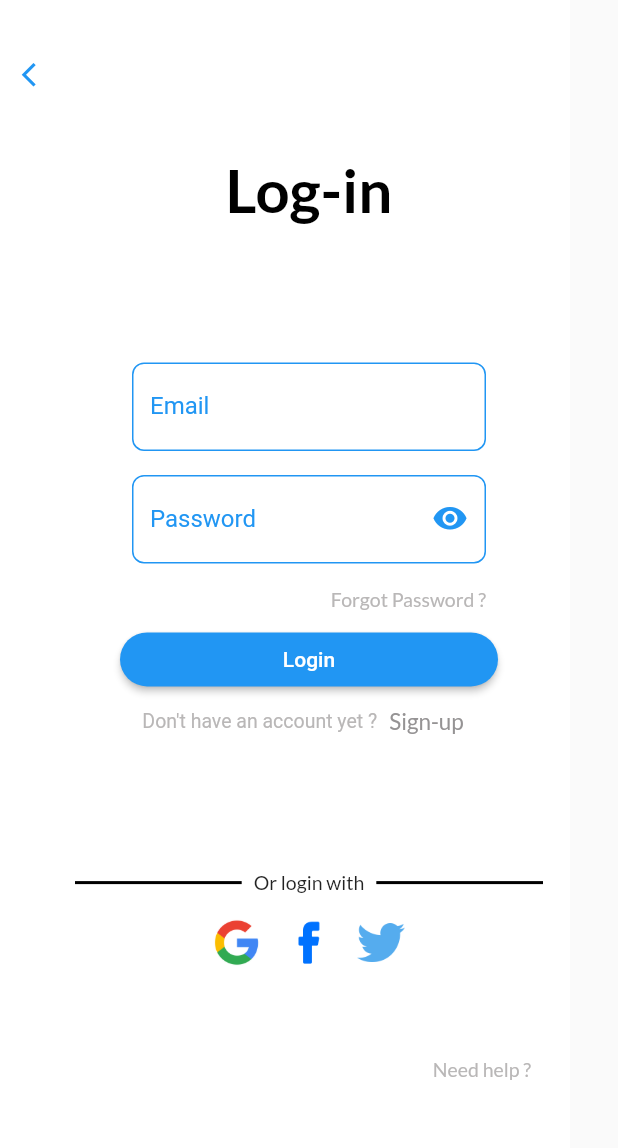
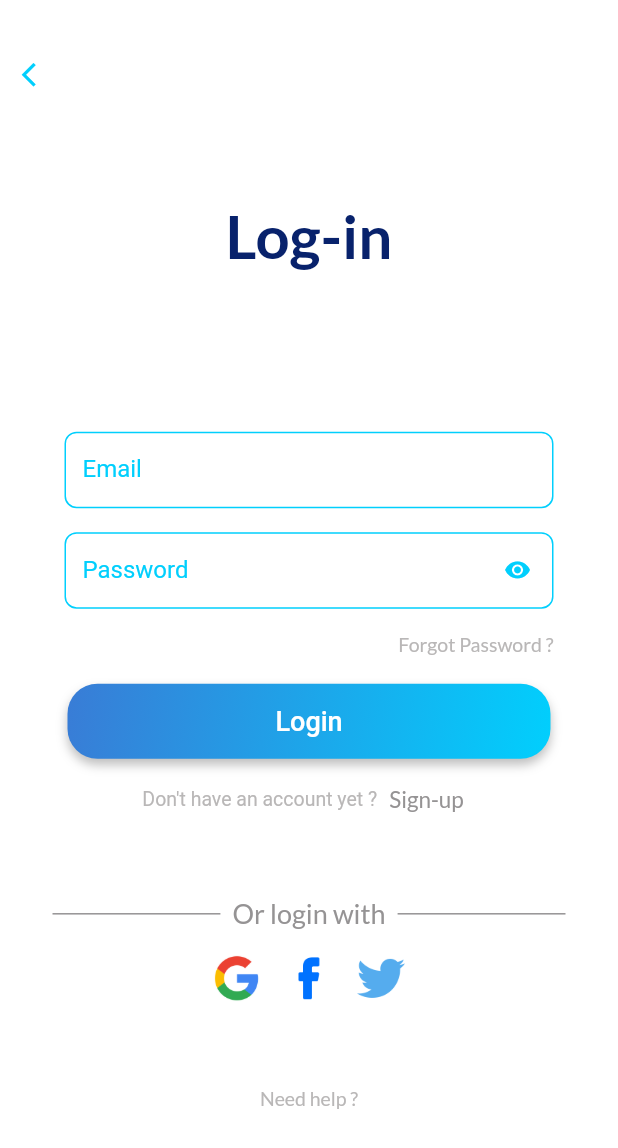
Before and after one commit to Raaft/Otloha-Sah-Flutter, a Flutter app: the screen it shows after launch, on a phone screen of 412 x 824 dp. Shown: the top 1148 px of the screen. Run offline on Flutter 3.47's test engine with Material 2 defaults, Android fonts, the phone set to English and light mode, and no system bars; our stand-ins replace dio, easy_localization, fluttertoast, get, google_fonts, image_picker and 2 more.

```diff
--- a/assets/lang/en.json
+++ b/assets/lang/en.json
@@ -33,7 +33,10 @@
   "Enteroldpassword":"Enter old password",
   "EnterNewpassword":"Enter New password",
   "loginwith":"Or login with",
+  "signupWith":"Or Signup with",
   "Need help":"Need help ?",
+  "Sign-up": "Sign-up",
+
 
 
   "_comment3":"app values",
--- a/lib/app_router.dart
+++ b/lib/app_router.dart
@@ -1,6 +1,8 @@
 import 'package:flutter/material.dart';
 
-import 'modules/auth_modules/presentation/pages/login_page.dart';
+import 'modules/auth_module/presentation/pages/login_page.dart';
+import 'modules/auth_module/presentation/pages/sign_up.dart';
+
 
 
 
@@ -14,6 +16,11 @@ class AppRouter {
           builder: (_) =>  LoginPage(),
           settings: settings,
         );
+      case SignUpPage.routeName:
+        return MaterialPageRoute(
+          builder: (_) =>  LoginPage(),
+          settings: settings,
+        );
     }
   }
 }
--- a/lib/core/utils/themes/color.dart
+++ b/lib/core/utils/themes/color.dart
@@ -10,10 +10,13 @@ class AppColor {
   static Color deepsecondaryColor = const Color(0xff1597bb);
 
   static Color transparent = Colors.transparent;
+
   ////Text Color
-  static Color blue = Colors.blue;
+  static Color lightBlue = const Color(0xff01cffd);
+  static Color darkBlue = const Color(0xff397cd6);
   static Color silver = const Color(0xffb9b7b7);
   static Color darkSilver = const Color(0xff959394);
+  static Color headTextColor = const Color(0xff08226c);
 
   static Color grey = Colors.grey;
   static Color black87 = Colors.black87;
--- a/lib/core/widgets/button.dart
+++ b/lib/core/widgets/button.dart
@@ -6,7 +6,7 @@ class ButtonApp extends StatelessWidget {
   final Function() action;
   Widget? icon;
   bool isFullWidth = false;
-  Color? bcolor;
+  Color? bColor;
   Color? borderColor;
   TextStyle style;
   final double radius;
@@ -18,7 +18,7 @@ class ButtonApp extends StatelessWidget {
     required this.action,
     this.icon,
     this.isFullWidth = false,
-    this.bcolor,
+    this.bColor,
     this.style = const TextStyle(fontSize: 20, color: Colors.white),
     this.radius = 12,
     this.borderColor,
@@ -27,7 +27,7 @@ class ButtonApp extends StatelessWidget {
 
   @override
   Widget build(BuildContext context) {
-    bcolor = (bcolor == null) ? Theme.of(context).primaryColor : bcolor;
+    bColor = (bColor == null) ? Theme.of(context).primaryColor : bColor;
     borderColor =
         (borderColor == null) ? Theme.of(context).primaryColor : borderColor;
 
--- a/lib/core/widgets/google_facebook.dart
+++ b/lib/core/widgets/google_facebook.dart
@@ -1,6 +1,5 @@
 import 'package:flutter/material.dart';
 import 'package:flutter_base/core/utils/res/icons_app.dart';
-import 'package:flutter_base/core/widgets/icon_button.dart';
 
 class GoogleAndFacebook extends StatelessWidget {
   const GoogleAndFacebook({
--- a/lib/core/widgets/password_form_field.dart
+++ b/lib/core/widgets/password_form_field.dart
@@ -42,7 +42,7 @@ class _PasswordFormFieldState extends State<PasswordFormField> {
           isPasswordMode
               ? Icons.visibility_rounded
               : Icons.visibility_off_rounded,
-          color: AppColor.blue,
+          color: AppColor.lightBlue,
         ),
       ),
     );
--- a/lib/core/widgets/text_from_fielid.dart
+++ b/lib/core/widgets/text_from_fielid.dart
@@ -32,20 +32,21 @@ class TextFormFieldApp extends StatelessWidget {
   @override
   Widget build(BuildContext context) {
     var borderSide =
-        BorderSide(width: 1, color: Theme.of(context).primaryColor);
+        BorderSide(width: 1, color: AppColor.lightBlue);
 
     var border = OutlineInputBorder(
       borderRadius: BorderRadius.circular(8.0),
       borderSide: borderSide,
     );
-    color = color ?? AppColor.blue;
+    color = color ?? AppColor.lightBlue;
 
     var style = TextStyle(fontSize: 16, color: color);
 
     return Padding(
       padding: const EdgeInsets.all(8.0),
       child: TextFormField(
-        style: TextStyle(color: AppColor.blue),
+
+        style: TextStyle(color: AppColor.lightBlue),
         initialValue: value,
         enabled: isEnabled,
         obscureText: isPassword,
@@ -53,7 +54,8 @@ class TextFormFieldApp extends StatelessWidget {
         key: ValueKey(key),
         decoration: InputDecoration(
           //  color: Colors.blue,
-
+          isDense: true,
+        //  contentPadding: EdgeInsets.fromLTRB(20, 0, 10, 0),
           filled: true,
           enabledBorder: border,
           focusedBorder: border,
--- a/lib/main.dart
+++ b/lib/main.dart
@@ -1,6 +1,7 @@
 import 'package:flutter/material.dart';
 import 'package:easy_localization/easy_localization.dart';
 import 'package:flutter_base/app_router.dart';
+import 'package:get/get_navigation/src/root/get_material_app.dart';
 
 void main() async {
   WidgetsFlutterBinding.ensureInitialized();
@@ -31,7 +32,7 @@ class MyApp extends StatelessWidget {
   // This widget is the root of your application.
   @override
   Widget build(BuildContext context) {
-    return MaterialApp(
+    return GetMaterialApp(
       localizationsDelegates: context.localizationDelegates,
       supportedLocales: context.supportedLocales,
       locale: context.locale,
--- /dev/null
+++ b/lib/modules/auth_module/presentation/pages/login_page.dart
@@ -0,0 +1,116 @@
+import 'package:easy_localization/easy_localization.dart';
+import 'package:flutter/material.dart';
+import 'package:flutter_base/core/utils/themes/color.dart';
+import 'package:flutter_base/core/widgets/password_form_field.dart';
+import 'package:flutter_base/core/widgets/text_from_fielid.dart';
+import 'package:flutter_base/core/widgets/text_view.dart';
+import 'package:flutter_base/modules/auth_module/presentation/pages/sign_up.dart';
+import 'package:flutter_base/modules/auth_module/presentation/widget/auth_button.dart';
+import 'package:flutter_base/modules/auth_module/presentation/widget/login_with.dart';
+import 'package:flutter_base/modules/auth_module/presentation/widget/need_help.dart';
+import 'package:flutter_base/modules/auth_module/presentation/widget/page_head_text.dart';
+import 'package:flutter_base/modules/auth_module/presentation/widget/page_layout.dart';
+
+import 'package:get/get.dart';
+
+class LoginPage extends StatelessWidget {
+  static const routeName = '/';
+
+  LoginPage({Key? key}) : super(key: key);
+  var formKey = GlobalKey<FormState>();
+  var emailController = TextEditingController();
+  var passwordController = TextEditingController();
+
+  @override
+  Widget build(BuildContext context) {
+    return Scaffold(
+      body: pageLayout(context, loginComponents(context)),
+    );
+  }
+
+  Widget loginComponents(BuildContext context) {
+    return SingleChildScrollView(
+      child: Container(
+        padding: const EdgeInsets.all(35),
+        height: MediaQuery.of(context).size.height,
+        child: Column(
+          mainAxisAlignment: MainAxisAlignment.spaceEvenly,
+          crossAxisAlignment: CrossAxisAlignment.center,
+          children: [
+            pageLayOutTextHead(tr('Log-in')),
+            loginForm(),
+            loginWith(tr('loginwith'),),
+            needHelpText(),
+          ],
+        ),
+      ),
+    );
+  }
+
+  Widget loginForm() {
+    return Form(
+      key: formKey,
+      child: Column(
+        crossAxisAlignment: CrossAxisAlignment.center,
+        children: [
+          TextFormFieldApp(
+              color: AppColor.lightBlue,
+              controller: emailController,
+              keyType: TextInputType.emailAddress,
+              title: 'Email',
+              validator: (value) {
+                if (value!.isEmpty) {
+                  return 'please enter your email address';
+                }
+              },
+              onSaved: (value) {}),
+          PasswordFormField(
+            controller: passwordController,
+            title: 'Password',
+            validator: (value) {
+              if (value!.isEmpty) {
+                return 'please enter your email address';
+              }
+            },
+            onSaved: (val) {},
+          ),
+          TextView(
+            text: tr('ForgotPassword') + ' ?',
+            sizeText: 13,
+            action: () {},
+            weightText: FontWeight.w500,
+            textAlign: TextAlign.end,
+            colorText: AppColor.silver,
+          ),
+          AuthButton(
+              buttonText: tr('Login'),
+              onPressed: () {
+                if (formKey.currentState!.validate()) {
+                  debugPrint('validate');
+                }
+              },
+              width: double.infinity),
+          Row(
+            mainAxisAlignment: MainAxisAlignment.center,
+            children: [
+              Text(
+                tr('Registernow?'),
+                style: TextStyle(fontSize: 13, color: AppColor.silver),
+              ),
+              TextView(
+                text: tr('RegisterNow'),
+                sizeText: 15,
+                action: () {
+                  Get.to(SignUpPage());
+                },
+                weightText: FontWeight.w500,
+                textAlign: TextAlign.end,
+                colorText: AppColor.darkSilver,
+              ),
+            ],
+          ),
+        ],
+      ),
+    );
+  }
+}
--- /dev/null
+++ b/lib/modules/auth_module/presentation/widget/auth_button.dart
@@ -0,0 +1,88 @@
+import 'package:flutter/material.dart';
+import 'package:flutter_base/core/utils/themes/color.dart';
+
+/* Widget authButton(String title, Function function) {
+  return SizedBox(
+    width: double.infinity,
+    child: ElevatedButton(
+      style: ElevatedButton.styleFrom(
+        primary: AppColor.lightBlue,
+        onPrimary: Colors.white,
+        onSurface: Colors.grey,
+        shape: RoundedRectangleBorder(
+          borderRadius: BorderRadius.circular(30.0),
+        ),
+      ),
+      child: Text(title),
+      onPressed: () {},
+    ),
+  );
+}
+ */
+class AuthButton extends StatelessWidget {
+  final String buttonText;
+  final double width;
+  final Function onPressed;
+
+  const AuthButton({
+    required this.buttonText,
+    required this.width,
+    required this.onPressed,
+  });
+
+  @override
+  Widget build(BuildContext context) {
+    return Padding(
+        padding: const EdgeInsets.all(10.0),
+        child: Container(
+          decoration: BoxDecoration(
+            boxShadow: const [
+              BoxShadow(
+                  color: Colors.black26, offset: Offset(0, 4), blurRadius: 5.0)
+            ],
+            gradient: LinearGradient(
+              begin: Alignment.topLeft,
+              end: Alignment.bottomRight,
+              stops: const [0.0, 1.0],
+              colors: [
+                AppColor.darkBlue,
+
+                AppColor.lightBlue,
+              ],
+            ),
+            color: Colors.deepPurple.shade300,
+            borderRadius: BorderRadius.circular(20),
+          ),
+          child: ElevatedButton(
+            style: ButtonStyle(
+              shape: MaterialStateProperty.all<RoundedRectangleBorder>(
+                RoundedRectangleBorder(
+                  borderRadius: BorderRadius.circular(20.0),
+                ),
+              ),
+              minimumSize: MaterialStateProperty.all(Size(width, 50)),
+              backgroundColor: MaterialStateProperty.all(Colors.transparent),
+              // elevation: MaterialStateProperty.all(3),
+              shadowColor: MaterialStateProperty.all(Colors.transparent),
+            ),
+            onPressed: () {
+              onPressed();
+            },
+            child: Padding(
+              padding: const EdgeInsets.only(
+                top: 10,
+                bottom: 10,
+              ),
+              child: Text(
+                buttonText,
+                style: const TextStyle(
+                  fontSize: 18,
+                  // fontWeight: FontWeight.w700,
+                  color: Colors.white,
+                ),
+              ),
+            ),
+          ),
+        ));
+  }
+}
--- /dev/null
+++ b/lib/modules/auth_module/presentation/widget/login_with.dart
@@ -0,0 +1,34 @@
+import 'package:flutter/material.dart';
+import 'package:flutter_base/core/utils/themes/color.dart';
+import 'package:flutter_base/core/widgets/google_facebook.dart';
+import 'package:flutter_base/core/widgets/text_view.dart';
+
+Widget loginWith(String type) {
+  return Column(
+    children: [
+      Row(
+        children: [
+          Expanded(
+              child: Divider(
+                thickness: 1,
+                color: AppColor.darkSilver,
+              )),
+          TextView(
+            text: type,
+            sizeText: 18,
+            action: () {},
+            weightText: FontWeight.w500,
+            textAlign: TextAlign.end,
+            colorText: AppColor.darkSilver,
+          ),
+          Expanded(
+              child: Divider(
+                thickness: 1,
+                color: AppColor.darkSilver,
+              )),
+        ],
+      ),
+      const GoogleAndFacebook(),
+    ],
+  );
+}
--- /dev/null
+++ b/lib/modules/auth_module/presentation/widget/need_help.dart
@@ -0,0 +1,15 @@
+import 'package:easy_localization/easy_localization.dart';
+import 'package:flutter/material.dart';
+import 'package:flutter_base/core/utils/themes/color.dart';
+import 'package:flutter_base/core/widgets/text_view.dart';
+
+Widget needHelpText() {
+  return TextView(
+    text: tr('Need help'),
+    sizeText: 13,
+    action: () {},
+    weightText: FontWeight.w500,
+    textAlign: TextAlign.center,
+    colorText: AppColor.silver,
+  );
+}
--- /dev/null
+++ b/lib/modules/auth_module/presentation/widget/page_head_text.dart
@@ -0,0 +1,16 @@
+import 'package:flutter/material.dart';
+import 'package:flutter_base/core/utils/themes/color.dart';
+import 'package:flutter_base/core/widgets/text_view.dart';
+
+Widget pageLayOutTextHead(String title) {
+  return Padding(
+    padding: const EdgeInsets.only(top: 50, bottom: 50),
+    child: TextView(
+      text: title,
+      sizeText: 40,
+      weightText: FontWeight.bold,
+      textAlign: TextAlign.center,
+      colorText: AppColor.headTextColor,
+    ),
+  );
+}
--- /dev/null
+++ b/lib/modules/auth_module/presentation/widget/page_layout.dart
@@ -0,0 +1,16 @@
+import 'package:flutter/material.dart';
+
+import 'back_button.dart';
+import 'background_image.dart';
+
+Widget pageLayout(BuildContext context, Widget pageComponents) {
+  return SingleChildScrollView(
+    child: Stack(
+      children: [
+        layoutBackgroundImage(),
+        pageComponents,
+        backButton(),
+      ],
+    ),
+  );
+}
--- a/lib/modules/auth_modules/presentation/pages/login_page.dart
+++ /dev/null
@@ -1,172 +0,0 @@
-import 'package:easy_localization/easy_localization.dart';
-import 'package:flutter/material.dart';
-import 'package:flutter_base/core/utils/res/images_app.dart';
-import 'package:flutter_base/core/utils/themes/color.dart';
-import 'package:flutter_base/core/widgets/google_facebook.dart';
-import 'package:flutter_base/core/widgets/password_form_field.dart';
-import 'package:flutter_base/core/widgets/text_from_fielid.dart';
-import 'package:flutter_base/core/widgets/text_view.dart';
-import 'package:get/get.dart';
-
-class LoginPage extends StatelessWidget {
-  static const routeName = '/';
-
-  LoginPage({Key? key}) : super(key: key);
-  var formKey = GlobalKey<FormState>();
-  var emailController = TextEditingController();
-  var passwordController = TextEditingController();
-
-  @override
-  Widget build(BuildContext context) {
-    return Scaffold(
-      body: Stack(
-        children: [
-          Image.asset(
-            AppImages.backGroundImage,
-            fit: BoxFit.fitWidth,
-            //height: MediaQuery.of(context).size.height,
-          ),
-          Positioned(
-            height: 100,
-            child: IconButton(
-                onPressed: () {
-                  Get.back();
-                },
-                icon: const Icon(
-                  Icons.arrow_back_ios,
-                  color: Colors.blue,
-                  size: 19,
-                )),
-          ),
-          loginComponents(context)
-        ],
-      ),
-    );
-  }
-
-  Widget loginComponents(BuildContext context) {
-    return Container(
-      padding: const EdgeInsets.all(50),
-      height: MediaQuery.of(context).size.height,
-      child: Column(
-        mainAxisAlignment: MainAxisAlignment.spaceEvenly,
-        crossAxisAlignment: CrossAxisAlignment.center,
-        children: [
-          TextView(
-            text: tr('Log-in'),
-            sizeText: 40,
-            weightText: FontWeight.bold,
-            textAlign: TextAlign.center,
-          ),
-          Form(
-            child: Padding(
-              padding: const EdgeInsets.all(30),
-              child: Column(
-                crossAxisAlignment: CrossAxisAlignment.center,
-                children: [
-                  TextFormFieldApp(
-                      controller: emailController,
-                      keyType: TextInputType.emailAddress,
-                      title: 'Email',
-                      validator: (value) {
-                        if (value!.isEmpty) {
-                          return 'please enter your email address';
-                        }
-                      },
-                      onSaved: (value) {}),
-                  PasswordFormField(
-                    controller: passwordController,
-                    title: 'Password',
-                    validator: (value) {
-                      if (value!.isEmpty) {
-                        return 'please enter your email address';
-                      }
-                    },
-                    onSaved: (val) {},
-                  ),
-                  TextView(
-                    text: tr('ForgotPassword') + ' ?',
-                    sizeText: 13,
-                    action: () {},
-                    weightText: FontWeight.w500,
-                    textAlign: TextAlign.end,
-                    colorText: AppColor.silver,
-                  ),
-                  SizedBox(
-                    width: double.infinity,
-                    child: ElevatedButton(
-                      style: ElevatedButton.styleFrom(
-                        primary: AppColor.blue,
-                        onPrimary: Colors.white,
-                        onSurface: Colors.grey,
-                        shape: RoundedRectangleBorder(
-                          borderRadius: BorderRadius.circular(30.0),
-                        ),
-                      ),
-                      child: Text(
-                        tr('Login'),
-                      ),
-                      onPressed: () {},
-                    ),
-                  ),
-                  Row(
-                    mainAxisAlignment: MainAxisAlignment.center,
-                    children: [
-                      Text(
-                        tr('Registernow?'),
-                        style: TextStyle(fontSize: 13, color: AppColor.silver),
-                      ),
-                      TextView(
-                        text: tr('RegisterNow'),
-                        sizeText: 15,
-                        action: () {},
-                        weightText: FontWeight.w500,
-                        textAlign: TextAlign.end,
-                        colorText: AppColor.darkSilver,
-                      ),
-                    ],
-                  ),
-                ],
-              ),
-            ),
-          ),
-          Column(
-            children: [
-              Row(
-                children: [
-                  const Expanded(
-                      child: Divider(
-                    thickness: 2,
-                    color: Colors.black,
-                  )),
-                  TextView(
-                    text: tr('loginwith'),
-                    sizeText: 13,
-                    action: () {},
-                    weightText: FontWeight.w500,
-                    textAlign: TextAlign.end,
-                    colorText: AppColor.black87,
-                  ),
-                  const Expanded(
-                      child: Divider(
-                    thickness: 2,
-                    color: Colors.black,
-                  )),
-                ],
-              ),
-              const GoogleAndFacebook(),
-            ],
-          ),
-          TextView(
-            text: tr('Need help'),
-            sizeText: 13,
-            action: () {},
-            weightText: FontWeight.w500,
-            textAlign: TextAlign.end,
-            colorText: AppColor.silver,
-          ),
-        ],
-      ),
-    );
-  }
-}
```
Also changed, not shown: assets/lang/ar.json (+5 -2 lines), lib/modules/auth_module/presentation/pages/sign_up.dart (added, +134 -0 lines), lib/modules/auth_module/presentation/widget/back_button.dart (added, +19 -0 lines), lib/modules/auth_module/presentation/widget/background_image.dart (added, +10 -0 lines), lib/modules/auth_module/presentation/widget/widget_one.dart (added).
